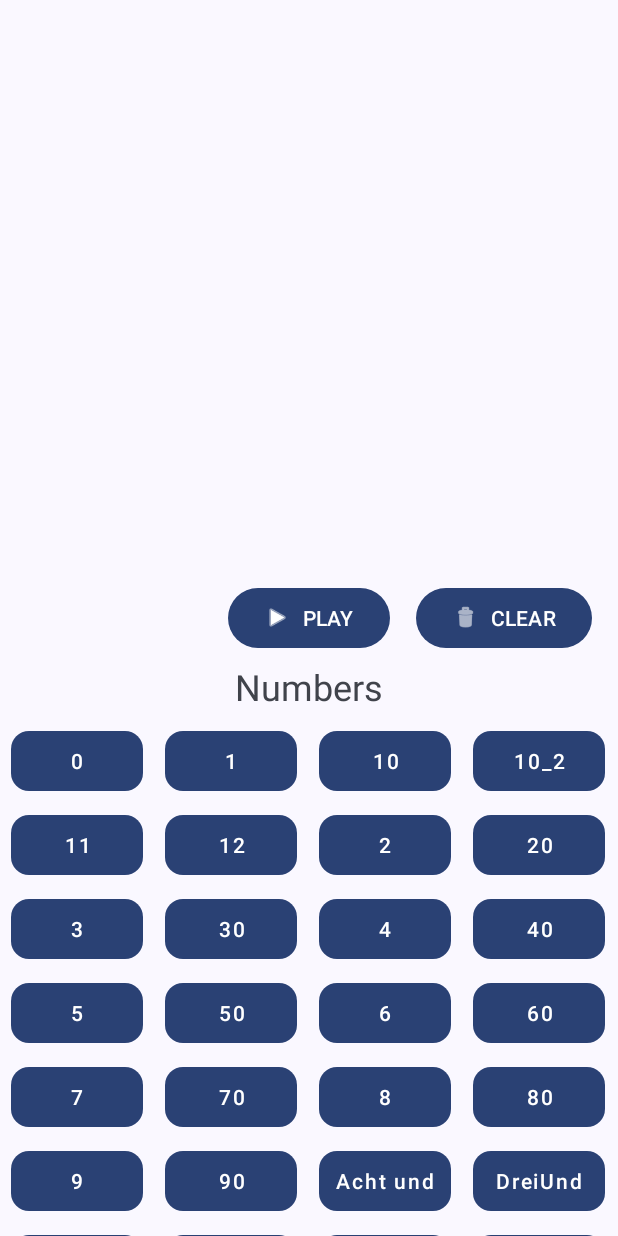
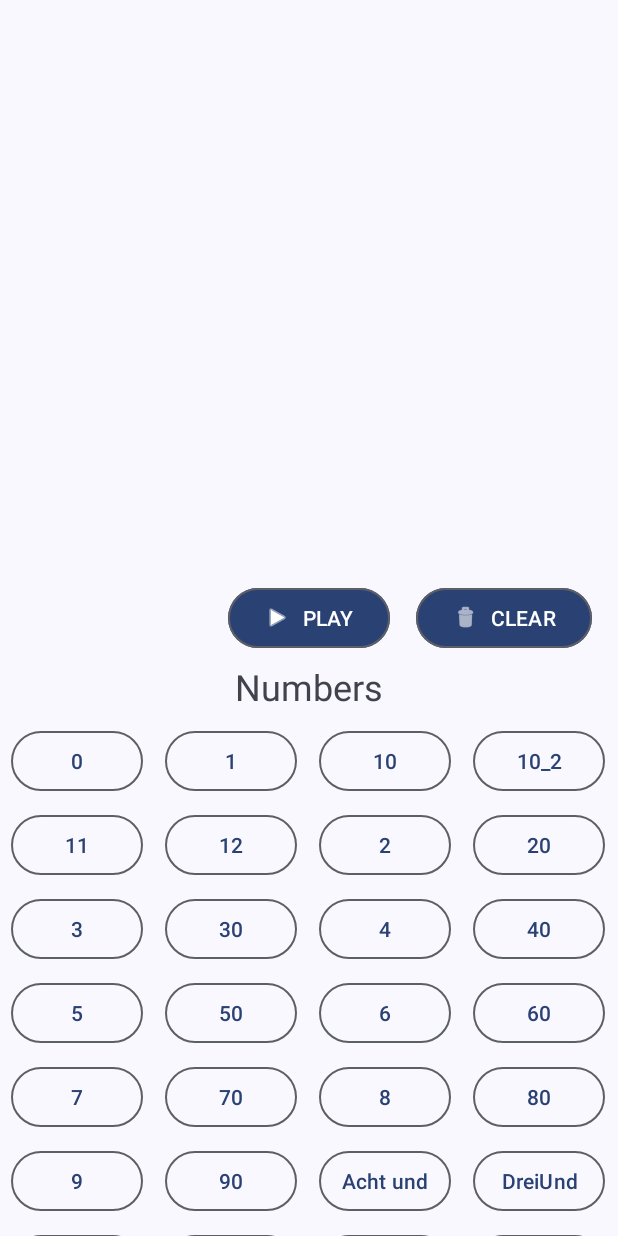
Before and after one commit to HugeFrog24/AndroidSoundboard, an Android app built with Jetpack Compose: the screen it shows after launch (MainActivity), on a phone screen of 412 x 824 dp. Run offline under Robolectric (Android 15) with nearby library versions, the phone set to English and light mode, and no system bars; our stand-ins replace FlexboxLayout.

Commit message:
material 3

```diff
--- a/app/build.gradle.kts
+++ b/app/build.gradle.kts
@@ -5,7 +5,7 @@ plugins {
 
 android {
     namespace = "com.tibik.speechsynthesizer"
-    compileSdk = 34
+    compileSdk = 35
 
     defaultConfig {
         applicationId = "com.tibik.speechsynthesizer"
--- a/app/src/main/assets/voice_files.json
+++ b/app/src/main/assets/voice_files.json
@@ -564,7 +564,7 @@
     },
     {
         "filename": "MoinMoin.wav",
-        "label": "MoinMoin",
+        "label": "Moin Moin",
         "internal": "Moinmoin",
         "cat": "greetings"
     },
--- a/app/src/main/java/com/tibik/speechsynthesizer/MainActivity.kt
+++ b/app/src/main/java/com/tibik/speechsynthesizer/MainActivity.kt
@@ -2,8 +2,8 @@ package com.tibik.speechsynthesizer
 
 import AudioIdentifierDeserializer
 import android.graphics.Color
+import android.os.Build
 import android.os.Bundle
-import android.util.Log
 import android.util.TypedValue
 import android.view.DragEvent
 import android.view.Gravity
@@ -40,6 +40,18 @@ class MainActivity : AppCompatActivity(), MediaPlayerCallback {
     private lateinit var categories: List<Category>
     private lateinit var clearQueueButton: MaterialButton
 
+    // Define the mapping from category IDs to resource IDs
+    private val categoryIdToResId = mapOf(
+        "numbers" to R.string.category_numbers,
+        "stations" to R.string.category_stations,
+        "directions" to R.string.category_directions,
+        "greetings" to R.string.category_greetings,
+        "units" to R.string.category_units,
+        "trains" to R.string.category_trains,
+        "names" to R.string.category_names
+        // Add other categories as needed
+    )
+
     // Initialize the Gson instance with the custom deserializer
     private val gson: Gson = GsonBuilder()
         .registerTypeAdapter(AudioIdentifier::class.java, AudioIdentifierDeserializer())
@@ -47,7 +59,7 @@ class MainActivity : AppCompatActivity(), MediaPlayerCallback {
 
     override fun onCreate(savedInstanceState: Bundle?) {
         super.onCreate(savedInstanceState)
-        // Apply dynamic color theme overlays if available
+        // Apply dynamic color theme
         DynamicColors.applyToActivityIfAvailable(this)
         setContentView(R.layout.activity_main)
 
@@ -193,9 +205,7 @@ class MainActivity : AppCompatActivity(), MediaPlayerCallback {
     private fun playAudioQueue() {
         val audioQueue = audioQueueManager.getAudioQueue()
         if (audioQueue.isNotEmpty() && isAudioPlaying && currentIndex >= 0 && currentIndex < audioQueue.size) {
-            val audioIdentifier = audioQueue[currentIndex]
-
-            when (audioIdentifier) {
+            when (val audioIdentifier = audioQueue[currentIndex]) {
                 is AudioIdentifier.ResourceId -> mediaPlayerWrapper.playAudioResource(audioIdentifier.id)
                 is AudioIdentifier.AssetFilename -> mediaPlayerWrapper.playAudioFromAssets(audioIdentifier.filename)
             }
@@ -226,10 +236,8 @@ class MainActivity : AppCompatActivity(), MediaPlayerCallback {
         val type = object : TypeToken<List<Category>>() {}.type
         val tempCategories: List<Category> = Gson().fromJson(jsonString, type)
         categories = tempCategories.map { category ->
-            Log.d("LoadCategories", "Package Name: $packageName")
-            val resId = resources.getIdentifier("category_${category.id}", "string", packageName)
-            Log.d("LoadCategories", "Category: ${category.id}, ResId: $resId")
-            category.name = if (resId != 0) getString(resId) else category.id
+            val resId = categoryIdToResId[category.id]
+            category.name = if (resId != null) getString(resId) else category.id
             category
         }
     }
@@ -282,12 +290,6 @@ class MainActivity : AppCompatActivity(), MediaPlayerCallback {
         audioUIManager.updateAudioQueueUI(audioQueueManager.getAudioQueue())
     }
 
-    private fun getAudioItemName(audioIdentifier: AudioIdentifier): String =
-        when (audioIdentifier) {
-            is AudioIdentifier.ResourceId -> "Audio Item ${audioIdentifier.id}"
-            is AudioIdentifier.AssetFilename -> audioIdentifier.filename
-        }
-
     override fun onAudioComplete() {
         runOnUiThread {
             // Move to the next item or reset if at the end of the queue
--- a/app/src/main/java/com/tibik/speechsynthesizer/ui/AudioUIManager.kt
+++ b/app/src/main/java/com/tibik/speechsynthesizer/ui/AudioUIManager.kt
@@ -4,9 +4,9 @@ import android.content.Context
 import android.view.LayoutInflater
 import android.view.View
 import android.widget.TextView
-import androidx.appcompat.content.res.AppCompatResources
 import com.google.android.flexbox.FlexboxLayout
 import com.google.android.material.button.MaterialButton
+import com.google.android.material.card.MaterialCardView
 import com.tibik.speechsynthesizer.R
 import com.tibik.speechsynthesizer.lib.audio.AudioIdentifier
 
@@ -14,7 +14,7 @@ class AudioUIManager(private val context: Context, private val audioQueueFlexbox
     fun updateAudioQueueUI(audioQueue: List<AudioIdentifier>) {
         audioQueueFlexbox.removeAllViews()
         audioQueue.forEach { audioIdentifier ->
-            val layout = LayoutInflater.from(context).inflate(R.layout.audio_item, audioQueueFlexbox, false)
+            val layout = LayoutInflater.from(context).inflate(R.layout.audio_item, audioQueueFlexbox, false) as MaterialCardView
             val audioItemView = layout.findViewById<TextView>(R.id.audioItemTextView)
             audioItemView.text = getAudioItemName(audioIdentifier)
             layout.findViewById<MaterialButton>(R.id.removeAudioItemButton).setOnClickListener {
@@ -33,7 +33,7 @@ class AudioUIManager(private val context: Context, private val audioQueueFlexbox
     private fun getAudioItemName(audioIdentifier: AudioIdentifier): String =
         when (audioIdentifier) {
             is AudioIdentifier.ResourceId -> "Audio Item ${audioIdentifier.id}"
-            is AudioIdentifier.AssetFilename -> audioIdentifier.filename
+            is AudioIdentifier.AssetFilename -> audioIdentifier.filename.substringAfterLast("/")
         }
 
     // Include other UI update methods here...
--- a/app/src/main/res/layout/activity_main.xml
+++ b/app/src/main/res/layout/activity_main.xml
@@ -28,7 +28,7 @@
         </com.google.android.flexbox.FlexboxLayout>
     </ScrollView>
 
-    <!-- Play button centered in the middle of the screen -->
+    <!-- Updated Play button without outline -->
     <com.google.android.material.button.MaterialButton
         android:id="@+id/playButton"
         android:layout_width="wrap_content"
@@ -37,11 +37,13 @@
         app:icon="@android:drawable/ic_media_play"
         app:iconGravity="textStart"
         app:iconPadding="8dp"
+        style="@style/Widget.Material3.Button"
         app:layout_constraintTop_toBottomOf="@id/scrollViewAudioQueue"
         app:layout_constraintBottom_toTopOf="@id/scrollViewButtons"
         app:layout_constraintStart_toStartOf="parent"
         app:layout_constraintEnd_toEndOf="parent" />
 
+    <!-- Updated Clear button without outline -->
     <com.google.android.material.button.MaterialButton
         android:id="@+id/clearQueueButton"
         android:layout_width="wrap_content"
@@ -50,6 +52,7 @@
         app:icon="@android:drawable/ic_menu_delete"
         app:iconGravity="textStart"
         app:iconPadding="8dp"
+        style="@style/Widget.Material3.Button"
         app:layout_constraintTop_toBottomOf="@id/scrollViewAudioQueue"
         app:layout_constraintStart_toEndOf="@id/playButton"
         app:layout_constraintEnd_toEndOf="parent"
--- a/app/src/main/res/layout/audio_button.xml
+++ b/app/src/main/res/layout/audio_button.xml
@@ -1,9 +1,10 @@
-<com.google.android.material.button.MaterialButton xmlns:android="http://schemas.android.com/apk/res/android"
+<?xml version="1.0" encoding="utf-8"?>
+<com.google.android.material.button.MaterialButton
+    xmlns:android="http://schemas.android.com/apk/res/android"
     xmlns:app="http://schemas.android.com/apk/res-auto"
+    style="@style/Widget.Material3.Button.TextButton"
     android:layout_width="wrap_content"
     android:layout_height="wrap_content"
-    android:padding="8dp"
-    android:textAppearance="?attr/textAppearanceButton"
-    app:cornerRadius="12dp"
     android:layout_margin="4dp"
+    android:text="@string/play_audio"
     android:textAllCaps="false"/>
--- a/app/src/main/res/values/colors.xml
+++ b/app/src/main/res/values/colors.xml
@@ -1,10 +1,7 @@
 <?xml version="1.0" encoding="utf-8"?>
 <resources>
-    <color name="purple_200">#FFBB86FC</color>
-    <color name="purple_500">#FF6200EE</color>
-    <color name="purple_700">#FF3700B3</color>
-    <color name="teal_200">#FF03DAC5</color>
-    <color name="teal_700">#FF018786</color>
-    <color name="black">#FF000000</color>
-    <color name="white">#FFFFFFFF</color>
+    <color name="md_theme_light_primary">#6750A4</color>
+    <color name="md_theme_light_onPrimary">#FFFFFF</color>
+    <!-- ... other color definitions -->
+    <color name="md_theme_light_outline">#79747E</color>
 </resources>
--- a/app/src/main/res/values/strings.xml
+++ b/app/src/main/res/values/strings.xml
@@ -12,4 +12,5 @@
     <string name="category_units">Units</string>
     <string name="category_trains">Trains</string>
     <string name="category_names">Names</string>
+    <string name="play_audio">Play Audio</string>
 </resources>
--- a/app/src/main/res/values/themes.xml
+++ b/app/src/main/res/values/themes.xml
@@ -1,7 +1,20 @@
-<resources>
-     <style name="Theme.SpeechSynthesizer" parent="Theme.Material3.Light.NoActionBar">
-        <item name="colorPrimary">@color/purple_500</item>
-        <item name="colorPrimaryVariant">@color/purple_700</item>
-        <item name="colorOnPrimary">@color/white</item>
+<resources xmlns:tools="http://schemas.android.com/tools">
+     <style name="Theme.SpeechSynthesizer" parent="Theme.Material3.DayNight.NoActionBar">
+        <!-- Use dynamic colors if available -->
+        <item name="colorPrimary">@color/md_theme_light_primary</item>
+        <item name="colorOnPrimary">@color/md_theme_light_onPrimary</item>
+
+        <!-- Add typography styles -->
+        <item name="textAppearanceBodyLarge">@style/TextAppearance.Material3.BodyLarge</item>
+        <item name="textAppearanceTitleMedium">@style/TextAppearance.Material3.TitleMedium</item>
+
+        <!-- Add button style -->
+        <item name="materialButtonStyle">@style/Widget.App.FilledTonalButton</item>
+     </style>
+
+     <!-- Custom button style -->
+     <style name="Widget.App.FilledTonalButton" parent="Widget.Material3.Button.TonalButton">
+        <item name="strokeColor">?attr/colorOutline</item>
+        <item name="strokeWidth">1dp</item>
      </style>
  </resources>
```
Also changed, not shown: app/src/main/res/layout/audio_item.xml (+13 -13 lines).
